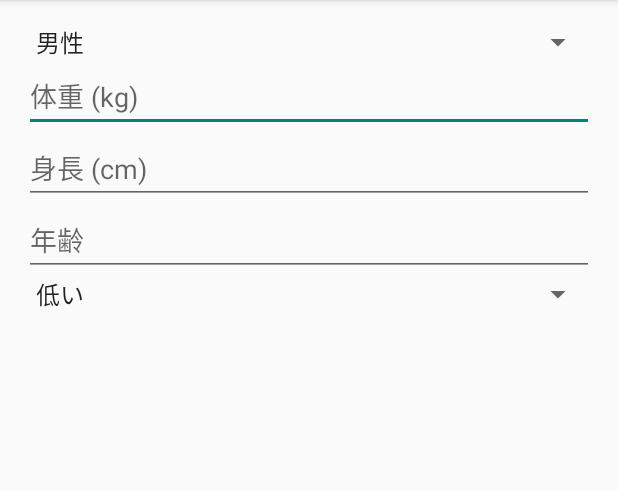
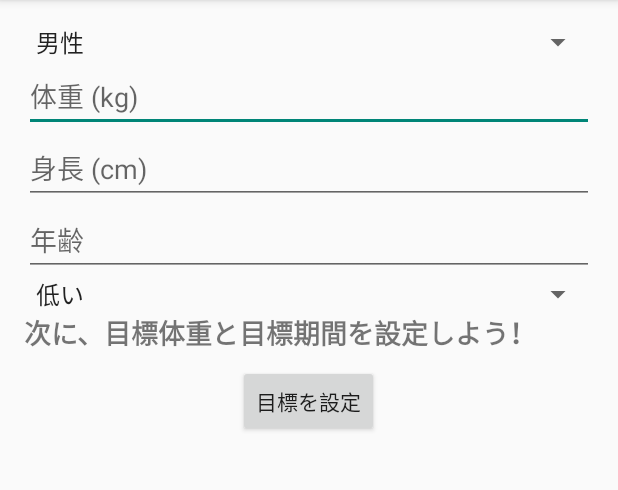
Before and after one commit to gochipon/DIS23-a, an Android app: the screen it shows after launch (MainActivity), on a phone screen of 412 x 824 dp, the part 84-574 px from its top. Run offline under Robolectric (Android 15) with nearby library versions, the phone set to English and light mode, and no system bars; our stand-ins replace navigation-ui.

Commit message:
Main Page prototype done

```diff
--- a/DietApp/app/src/main/java/com/example/dietapp/MainActivity.java
+++ b/DietApp/app/src/main/java/com/example/dietapp/MainActivity.java
@@ -1,5 +1,6 @@
 package com.example.dietapp;
 
+import android.content.Intent;
 import android.os.Bundle;
 
 import com.google.android.material.snackbar.Snackbar;
@@ -19,6 +20,7 @@ import com.example.dietapp.databinding.ActivityMainBinding;
 import android.view.Menu;
 import android.view.MenuItem;
 import android.widget.AdapterView;
+import android.widget.Button;
 import android.widget.Spinner;
 import android.widget.TextView;
 
@@ -63,5 +65,15 @@ public class MainActivity extends AppCompatActivity {
                 activityHint.setVisibility(View.VISIBLE);
             }
         });
+
+        Button goToGoalSettingButton = findViewById(R.id.goToGoalSettingButton);
+        goToGoalSettingButton.setOnClickListener(new View.OnClickListener() {
+            @Override
+            public void onClick(View v) {
+                Intent intent = new Intent(MainActivity.this, GoalSetting.class);
+                startActivity(intent);
+            }
+        });
     }
+
 }
--- a/DietApp/app/src/main/res/layout/activity_main.xml
+++ b/DietApp/app/src/main/res/layout/activity_main.xml
@@ -72,6 +72,21 @@
             android:hint="活動量"
             android:entries="@array/activity_level_array" />
 
+        <TextView
+            android:layout_width="wrap_content"
+            android:layout_height="wrap_content"
+            android:text="次に、目標体重と目標期間を設定しよう！"
+            android:textSize="18sp"
+            android:textStyle="bold"
+            android:layout_marginBottom="8dp" />
+
+        <Button
+            android:id="@+id/goToGoalSettingButton"
+            android:layout_width="wrap_content"
+            android:layout_height="wrap_content"
+            android:text="目標を設定"
+            android:layout_gravity="center_horizontal|bottom" />
+
     </LinearLayout>
 
 
```
Also changed, not shown: DietApp/app/src/main/AndroidManifest.xml (+9 -3 lines), DietApp/app/src/main/java/com/example/dietapp/GameTopPage.java (added, +13 -0 lines), DietApp/app/src/main/java/com/example/dietapp/GoalSetting.java (added, +26 -0 lines), DietApp/app/src/main/res/layout/activity_game_top_page.xml (added, +10 -0 lines), DietApp/app/src/main/res/layout/activity_goal_setting.xml (added, +47 -0 lines), DietApp/app/src/main/res/drawable/music_ginyuu_shijin.png (deleted).
